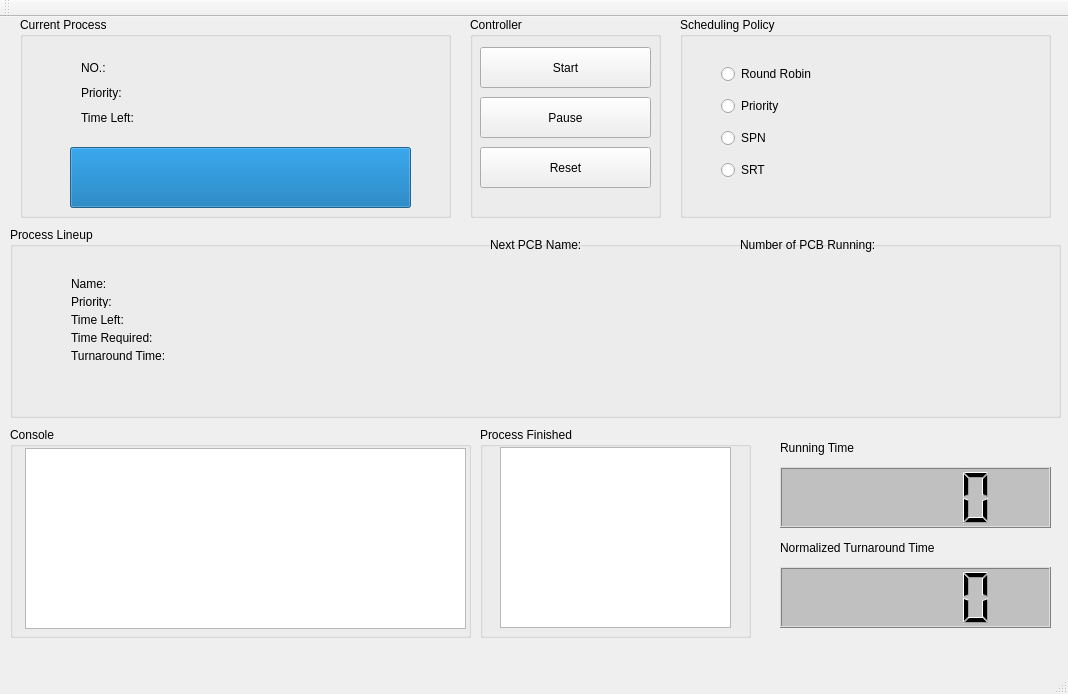
This is mainwindow.ui in RobinEchoAlex/single-processor-scheduling-demo as Qt 5 draws it before an edit. The edited form follows.
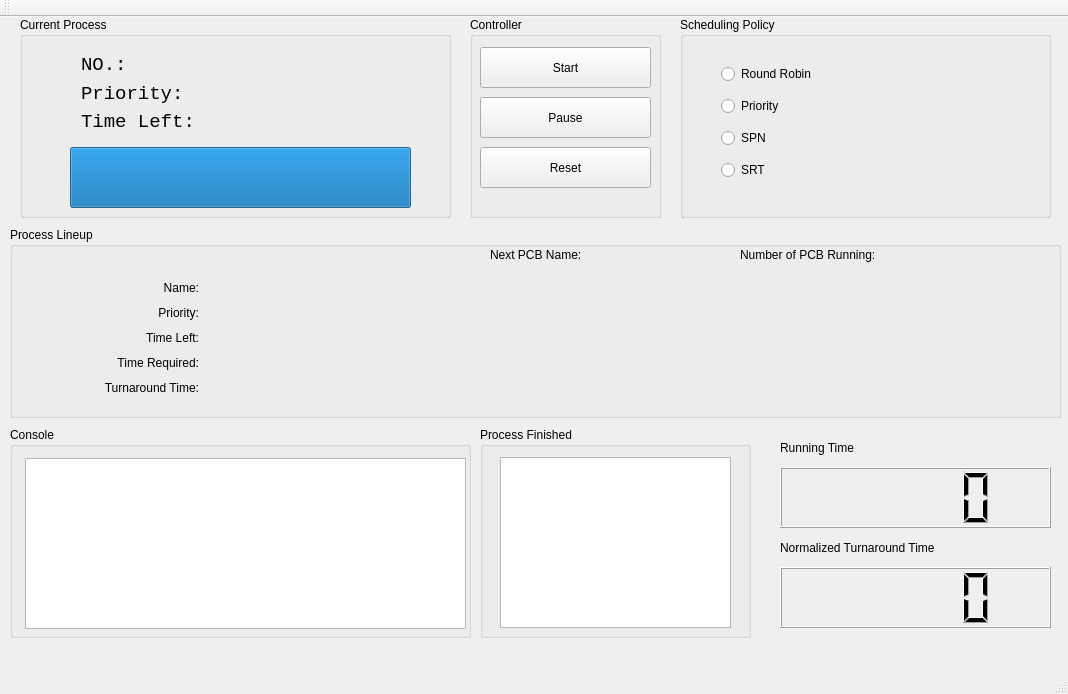
This is the edited form.

What changed in the file:
```diff
--- a/mainwindow.ui
+++ b/mainwindow.ui
@@ -49,14 +49,20 @@
      <property name="geometry">
       <rect>
        <x>50</x>
-       <y>30</y>
-       <width>261</width>
-       <height>91</height>
+       <y>26</y>
+       <width>301</width>
+       <height>101</height>
       </rect>
      </property>
      <layout class="QGridLayout" name="gridLayout">
       <item row="0" column="1">
        <widget class="QLabel" name="CurrentProcessNoValue">
+        <property name="font">
+         <font>
+          <family>Consolas</family>
+          <pointsize>14</pointsize>
+         </font>
+        </property>
         <property name="text">
          <string/>
         </property>
@@ -64,6 +70,12 @@
       </item>
       <item row="0" column="0">
        <widget class="QLabel" name="CurrentProcessNo">
+        <property name="font">
+         <font>
+          <family>Consolas</family>
+          <pointsize>14</pointsize>
+         </font>
+        </property>
         <property name="text">
          <string>NO.:</string>
         </property>
@@ -71,6 +83,12 @@
       </item>
       <item row="1" column="1">
        <widget class="QLabel" name="CurrentProcessPriorityValue">
+        <property name="font">
+         <font>
+          <family>Consolas</family>
+          <pointsize>14</pointsize>
+         </font>
+        </property>
         <property name="text">
          <string/>
         </property>
@@ -78,6 +96,12 @@
       </item>
       <item row="1" column="0">
        <widget class="QLabel" name="CurrentProcessPriority">
+        <property name="font">
+         <font>
+          <family>Consolas</family>
+          <pointsize>14</pointsize>
+         </font>
+        </property>
         <property name="text">
          <string>Priority:</string>
         </property>
@@ -85,6 +109,12 @@
       </item>
       <item row="2" column="0">
        <widget class="QLabel" name="CurrentProcessLeftTime">
+        <property name="font">
+         <font>
+          <family>Consolas</family>
+          <pointsize>14</pointsize>
+         </font>
+        </property>
         <property name="text">
          <string>Time Left:</string>
         </property>
@@ -92,6 +122,12 @@
       </item>
       <item row="2" column="1">
        <widget class="QLabel" name="CurrentProcessLeftTimeValue">
+        <property name="font">
+         <font>
+          <family>Consolas</family>
+          <pointsize>14</pointsize>
+         </font>
+        </property>
         <property name="text">
          <string/>
         </property>
@@ -242,10 +278,10 @@
     <widget class="QWidget" name="verticalLayoutWidget_2">
      <property name="geometry">
       <rect>
-       <x>50</x>
+       <x>40</x>
        <y>40</y>
        <width>160</width>
-       <height>105</height>
+       <height>141</height>
       </rect>
      </property>
      <layout class="QVBoxLayout" name="verticalLayout_2">
@@ -260,6 +296,9 @@
         <property name="text">
          <string>Name:</string>
         </property>
+        <property name="alignment">
+         <set>Qt::AlignRight|Qt::AlignTrailing|Qt::AlignVCenter</set>
+        </property>
        </widget>
       </item>
       <item>
@@ -267,6 +306,9 @@
         <property name="text">
          <string>Priority:</string>
         </property>
+        <property name="alignment">
+         <set>Qt::AlignRight|Qt::AlignTrailing|Qt::AlignVCenter</set>
+        </property>
        </widget>
       </item>
       <item>
@@ -274,6 +316,9 @@
         <property name="text">
          <string>Time Left:</string>
         </property>
+        <property name="alignment">
+         <set>Qt::AlignRight|Qt::AlignTrailing|Qt::AlignVCenter</set>
+        </property>
        </widget>
       </item>
       <item>
@@ -281,6 +326,9 @@
         <property name="text">
          <string>Time Required:</string>
         </property>
+        <property name="alignment">
+         <set>Qt::AlignRight|Qt::AlignTrailing|Qt::AlignVCenter</set>
+        </property>
        </widget>
       </item>
       <item>
@@ -288,6 +336,9 @@
         <property name="text">
          <string>Turnaround Time:</string>
         </property>
+        <property name="alignment">
+         <set>Qt::AlignRight|Qt::AlignTrailing|Qt::AlignVCenter</set>
+        </property>
        </widget>
       </item>
      </layout>
@@ -295,8 +346,8 @@
     <widget class="QWidget" name="gridLayoutWidget_4">
      <property name="geometry">
       <rect>
-       <x>270</x>
-       <y>30</y>
+       <x>200</x>
+       <y>40</y>
        <width>691</width>
        <height>141</height>
       </rect>
@@ -608,7 +659,7 @@
      <property name="geometry">
       <rect>
        <x>730</x>
-       <y>10</y>
+       <y>20</y>
        <width>201</width>
        <height>16</height>
       </rect>
@@ -621,7 +672,7 @@
      <property name="geometry">
       <rect>
        <x>480</x>
-       <y>10</y>
+       <y>20</y>
        <width>121</width>
        <height>16</height>
       </rect>
@@ -673,9 +724,9 @@
      <property name="geometry">
       <rect>
        <x>15</x>
-       <y>21</y>
+       <y>31</y>
        <width>441</width>
-       <height>181</height>
+       <height>171</height>
       </rect>
      </property>
     </widget>
@@ -696,9 +747,9 @@
      <property name="geometry">
       <rect>
        <x>20</x>
-       <y>20</y>
+       <y>30</y>
        <width>231</width>
-       <height>181</height>
+       <height>171</height>
       </rect>
      </property>
     </widget>
@@ -713,8 +764,7 @@
      </rect>
     </property>
     <property name="styleSheet">
-     <string notr="true">border:2pxsolidgreen;
-background:silver;</string>
+     <string notr="true"/>
     </property>
    </widget>
    <widget class="QLCDNumber" name="NormalizeTurnaroundTime">
@@ -727,8 +777,7 @@
      </rect>
     </property>
     <property name="styleSheet">
-     <string notr="true">border:2pxsolidgreen;
-background:silver;</string>
+     <string notr="true"/>
     </property>
    </widget>
    <widget class="QLabel" name="lcdProperty2">
```
